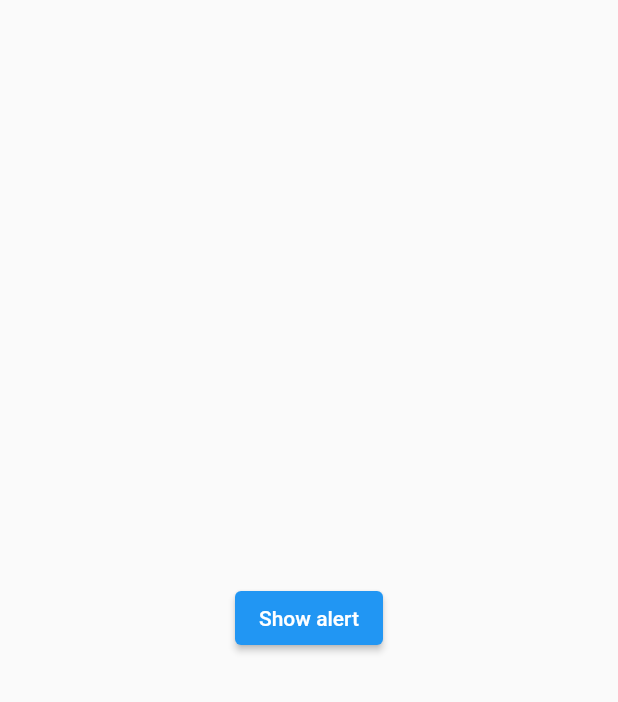
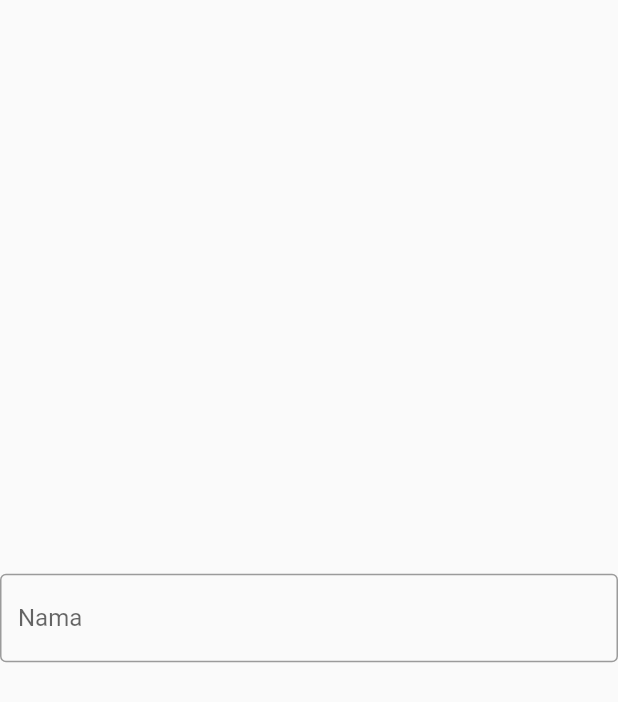
Before and after one commit to laudryfadian/flutter-fundamental-1, a Flutter app: the screen it shows after launch, on a phone screen of 412 x 824 dp. Shown: the top 702 px of the screen. Run offline on Flutter 3.47's test engine with Material 2 defaults, Android fonts, the phone set to English and light mode, and no system bars.

Commit message:
Update textfield

```diff
--- a/lib/main.dart
+++ b/lib/main.dart
@@ -32,13 +32,21 @@
 class _MyLayoutState extends State<MyLayout> {
   @override
   Widget build(BuildContext context) {
-    return Scaffold(
+    return const Scaffold(
       body: Center(
-        child: ElevatedButton(
-          child: const Text('Show alert'),
-          onPressed: () {
-            showAlertDialog(context);
-          },
+        //   child: ElevatedButton(
+        //     child: const Text('Show alert'),
+        //     onPressed: () {
+        //       showAlertDialog(context);
+        //     },
+        //   ),
+        // ),
+        child: TextField(
+          obscureText: false,
+          decoration: InputDecoration(
+            border: OutlineInputBorder(),
+            labelText: 'Nama',
+          ),
         ),
       ),
     );
```
